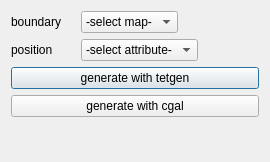
Before: the Qt Designer form schnapps/plugins/volume_mesh_from_surface/export_dialog.ui in cgogn/SCHNApps, drawn with Qt 5.
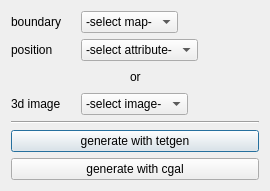
After: the same form once the commit is applied.

Patch:
```diff
--- a/schnapps/plugins/volume_mesh_from_surface/export_dialog.ui
+++ b/schnapps/plugins/volume_mesh_from_surface/export_dialog.ui
@@ -92,6 +92,89 @@
      </item>
     </layout>
    </item>
+   <item>
+    <layout class="QHBoxLayout" name="horizontalLayout_3">
+     <item>
+      <spacer name="horizontalSpacer_4">
+       <property name="orientation">
+        <enum>Qt::Horizontal</enum>
+       </property>
+       <property name="sizeHint" stdset="0">
+        <size>
+         <width>40</width>
+         <height>20</height>
+        </size>
+       </property>
+      </spacer>
+     </item>
+     <item>
+      <widget class="QLabel" name="label_3">
+       <property name="text">
+        <string>or</string>
+       </property>
+      </widget>
+     </item>
+     <item>
+      <spacer name="horizontalSpacer_3">
+       <property name="orientation">
+        <enum>Qt::Horizontal</enum>
+       </property>
+       <property name="sizeHint" stdset="0">
+        <size>
+         <width>40</width>
+         <height>20</height>
+        </size>
+       </property>
+      </spacer>
+     </item>
+    </layout>
+   </item>
+   <item>
+    <layout class="QHBoxLayout" name="horizontalLayout_4">
+     <item>
+      <widget class="QLabel" name="label_4">
+       <property name="minimumSize">
+        <size>
+         <width>64</width>
+         <height>0</height>
+        </size>
+       </property>
+       <property name="text">
+        <string>3d image</string>
+       </property>
+      </widget>
+     </item>
+     <item>
+      <widget class="QComboBox" name="comboBox_images">
+       <item>
+        <property name="text">
+         <string>-select image-</string>
+        </property>
+       </item>
+      </widget>
+     </item>
+     <item>
+      <spacer name="horizontalSpacer_5">
+       <property name="orientation">
+        <enum>Qt::Horizontal</enum>
+       </property>
+       <property name="sizeHint" stdset="0">
+        <size>
+         <width>40</width>
+         <height>20</height>
+        </size>
+       </property>
+      </spacer>
+     </item>
+    </layout>
+   </item>
+   <item>
+    <widget class="Line" name="line">
+     <property name="orientation">
+      <enum>Qt::Horizontal</enum>
+     </property>
+    </widget>
+   </item>
    <item>
     <widget class="QPushButton" name="pushButton_gen_volume_meshTetgen">
      <property name="text">
```
